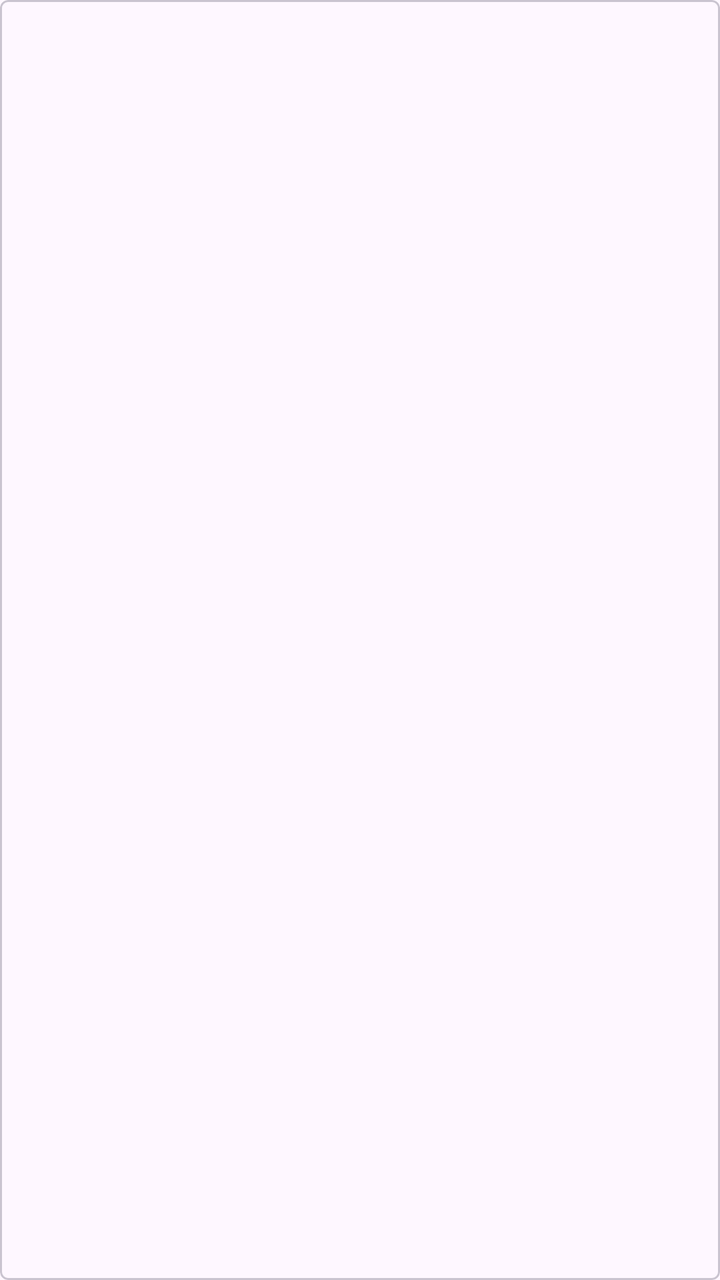
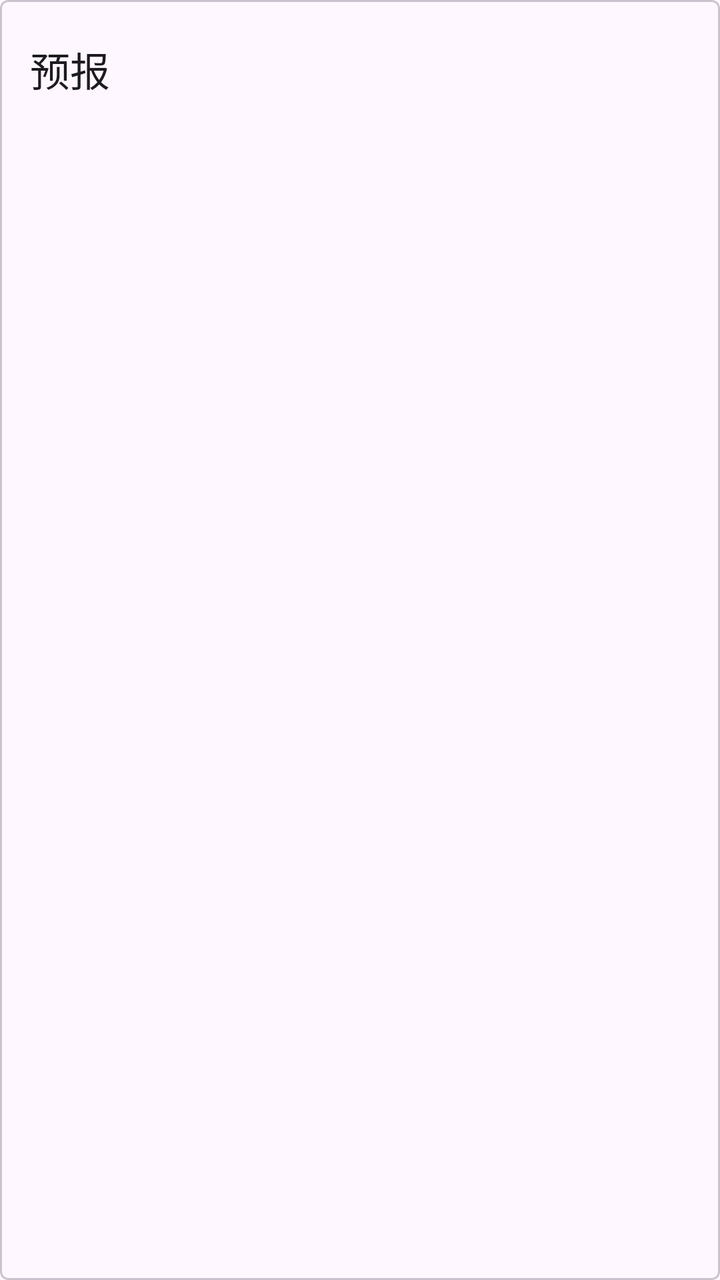

Screens rendered from an Android XML layout before and after an edit, with the pre-edit source and the edit as a unified diff.
<!-- AndroidManifest.xml: application theme Theme.MultiWeather -->
<!-- res/layout/forecast.xml -->
<?xml version="1.0" encoding="utf-8"?>
<com.google.android.material.card.MaterialCardView xmlns:android="http://schemas.android.com/apk/res/android"
    xmlns:app="http://schemas.android.com/apk/res-auto"
    android:layout_width="match_parent"
    android:layout_height="wrap_content"
    android:layout_marginLeft="15dp"
    android:layout_marginRight="15dp"
    android:layout_marginTop="15dp"
    app:cardCornerRadius="4dp"
    >

</com.google.android.material.card.MaterialCardView>
<!-- resources referenced by this layout -->
<resources>
  <style name="Theme.MultiWeather" parent="Base.Theme.MultiWeather" />
  <style name="Base.Theme.MultiWeather" parent="Theme.Material3.DayNight.NoActionBar">
          
          
      </style>
</resources>

<!-- the commit's change to res/layout/forecast.xml (unified diff, before → after) -->
@@ -1,12 +1,36 @@
 <?xml version="1.0" encoding="utf-8"?>
-<com.google.android.material.card.MaterialCardView xmlns:android="http://schemas.android.com/apk/res/android"
+<com.google.android.material.card.MaterialCardView
+    xmlns:android="http://schemas.android.com/apk/res/android"
     xmlns:app="http://schemas.android.com/apk/res-auto"
     android:layout_width="match_parent"
     android:layout_height="wrap_content"
     android:layout_marginLeft="15dp"
     android:layout_marginRight="15dp"
     android:layout_marginTop="15dp"
-    app:cardCornerRadius="4dp"
-    >
+    app:cardCornerRadius="4dp">
+
+    <LinearLayout
+        android:orientation="vertical"
+        android:layout_width="match_parent"
+        android:layout_height="wrap_content">
+
+        <TextView
+            android:layout_width="wrap_content"
+            android:layout_height="wrap_content"
+            android:layout_marginStart="15dp"
+            android:layout_marginTop="20dp"
+            android:layout_marginBottom="20dp"
+            android:text="预报"
+            android:textColor="?android:attr/textColorPrimary"
+            android:textSize="20sp"/>
+
+        <LinearLayout
+            android:id="@+id/forecastLayout"
+            android:orientation="vertical"
+            android:layout_width="match_parent"
+            android:layout_height="wrap_content">
+        </LinearLayout>
+
+    </LinearLayout>
 
 </com.google.android.material.card.MaterialCardView>
